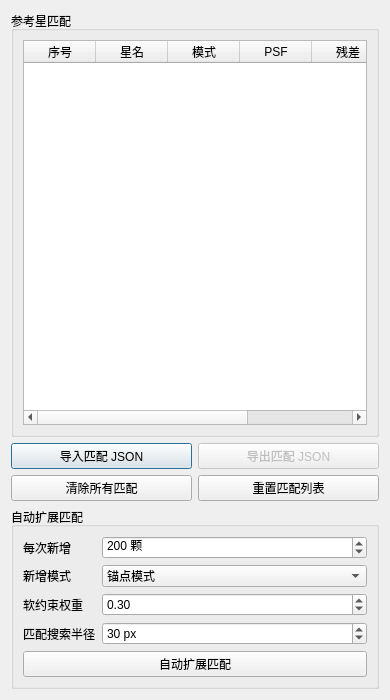
First picture: the form in meteoalign/ui/star_pair_assistant_dialog.ui, repository HG731GZ/HGMeteoTool, before the edit.
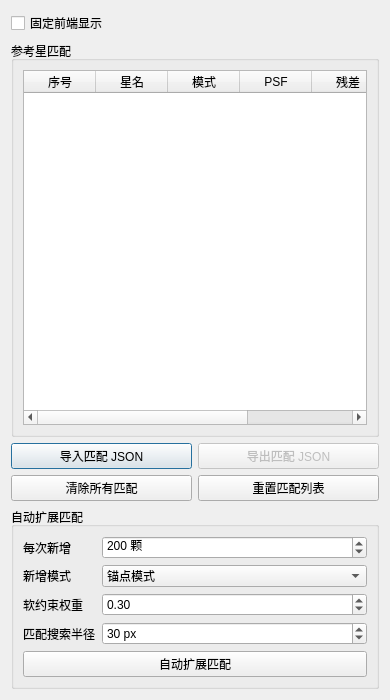
Second picture: the form after the edit.

```diff
--- a/meteoalign/ui/star_pair_assistant_dialog.ui
+++ b/meteoalign/ui/star_pair_assistant_dialog.ui
@@ -26,6 +26,19 @@
    <string>星点匹配助手</string>
   </property>
   <layout class="QVBoxLayout" name="verticalLayoutStarPairAssistant">
+   <item>
+    <widget class="QCheckBox" name="checkBoxStarPairAssistantAlwaysOnTop">
+     <property name="toolTip">
+      <string>启用后，星点匹配助手将保持在其他普通窗口前方；取消后恢复正常窗口层级。</string>
+     </property>
+     <property name="text">
+      <string>固定前端显示</string>
+     </property>
+     <property name="checked">
+      <bool>false</bool>
+     </property>
+    </widget>
+   </item>
    <item>
     <widget class="QGroupBox" name="groupBoxStarPairs">
      <property name="title">
```
